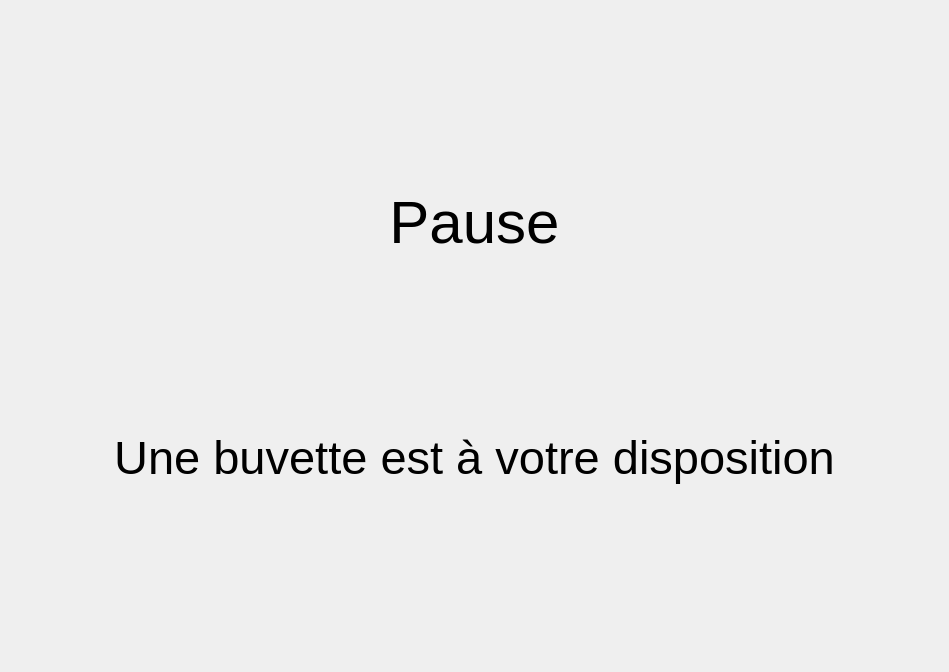
Above: sources/gui/ui/DisplayWindow.ui from Silmaen/EvenementLoto before the change. Below: the same form after it.
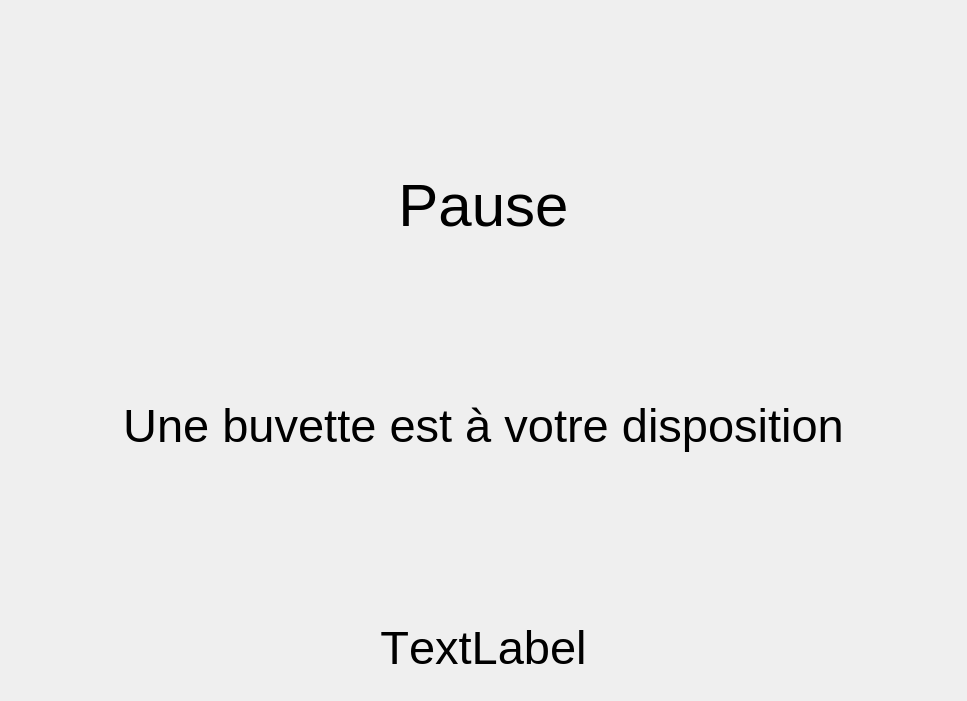
That is the form after the change. The open tabs and pages were chosen to show the change.

Commit message: logo organisateur

Patch:
```diff
--- a/sources/gui/ui/DisplayWindow.ui
+++ b/sources/gui/ui/DisplayWindow.ui
@@ -6,8 +6,8 @@
             <rect>
                 <x>0</x>
                 <y>0</y>
-                <width>930</width>
-                <height>672</height>
+                <width>967</width>
+                <height>701</height>
             </rect>
         </property>
         <property name="font">
@@ -995,58 +995,62 @@
                         </widget>
                         <widget class="QWidget" name="pageEventPause">
                             <layout class="QGridLayout" name="gridLayout_10">
-                                <item row="0" column="0">
-                                    <spacer name="verticalSpacer_4">
+                                <item row="5" column="0">
+                                    <spacer name="verticalSpacer_10">
                                         <property name="orientation">
                                             <enum>Qt::Vertical</enum>
                                         </property>
                                         <property name="sizeHint" stdset="0">
                                             <size>
                                                 <width>20</width>
-                                                <height>153</height>
+                                                <height>40</height>
                                             </size>
                                         </property>
                                     </spacer>
                                 </item>
-                                <item row="1" column="0">
-                                    <widget class="QLabel" name="label_11">
-                                        <property name="font">
-                                            <font>
-                                                <pointsize>45</pointsize>
-                                                <kerning>false</kerning>
-                                            </font>
+                                <item row="5" column="1">
+                                    <widget class="QLabel" name="EP_Logo">
+                                        <property name="sizePolicy">
+                                            <sizepolicy hsizetype="Preferred" vsizetype="Preferred">
+                                                <horstretch>0</horstretch>
+                                                <verstretch>2</verstretch>
+                                            </sizepolicy>
                                         </property>
                                         <property name="text">
-                                            <string>Pause</string>
-                                        </property>
-                                        <property name="scaledContents">
-                                            <bool>true</bool>
+                                            <string>TextLabel</string>
                                         </property>
                                         <property name="alignment">
                                             <set>Qt::AlignCenter</set>
                                         </property>
-                                        <property name="wordWrap">
-                                            <bool>true</bool>
-                                        </property>
-                                        <property name="textInteractionFlags">
-                                            <set>Qt::NoTextInteraction</set>
-                                        </property>
                                     </widget>
                                 </item>
-                                <item row="2" column="0">
-                                    <spacer name="verticalSpacer_5">
+                                <item row="5" column="2">
+                                    <spacer name="verticalSpacer_11">
                                         <property name="orientation">
                                             <enum>Qt::Vertical</enum>
                                         </property>
                                         <property name="sizeHint" stdset="0">
                                             <size>
                                                 <width>20</width>
-                                                <height>154</height>
+                                                <height>40</height>
                                             </size>
                                         </property>
                                     </spacer>
                                 </item>
-                                <item row="3" column="0">
+                                <item row="4" column="0" colspan="3">
+                                    <spacer name="verticalSpacer_6">
+                                        <property name="orientation">
+                                            <enum>Qt::Vertical</enum>
+                                        </property>
+                                        <property name="sizeHint" stdset="0">
+                                            <size>
+                                                <width>20</width>
+                                                <height>153</height>
+                                            </size>
+                                        </property>
+                                    </spacer>
+                                </item>
+                                <item row="3" column="0" colspan="3">
                                     <widget class="QLabel" name="label_2">
                                         <property name="text">
                                             <string>Une buvette est à votre disposition</string>
@@ -1056,8 +1060,46 @@
                                         </property>
                                     </widget>
                                 </item>
-                                <item row="4" column="0">
-                                    <spacer name="verticalSpacer_6">
+                                <item row="2" column="0" colspan="3">
+                                    <spacer name="verticalSpacer_5">
+                                        <property name="orientation">
+                                            <enum>Qt::Vertical</enum>
+                                        </property>
+                                        <property name="sizeHint" stdset="0">
+                                            <size>
+                                                <width>20</width>
+                                                <height>154</height>
+                                            </size>
+                                        </property>
+                                    </spacer>
+                                </item>
+                                <item row="1" column="0" colspan="3">
+                                    <widget class="QLabel" name="label_11">
+                                        <property name="font">
+                                            <font>
+                                                <pointsize>45</pointsize>
+                                                <kerning>false</kerning>
+                                            </font>
+                                        </property>
+                                        <property name="text">
+                                            <string>Pause</string>
+                                        </property>
+                                        <property name="scaledContents">
+                                            <bool>true</bool>
+                                        </property>
+                                        <property name="alignment">
+                                            <set>Qt::AlignCenter</set>
+                                        </property>
+                                        <property name="wordWrap">
+                                            <bool>true</bool>
+                                        </property>
+                                        <property name="textInteractionFlags">
+                                            <set>Qt::NoTextInteraction</set>
+                                        </property>
+                                    </widget>
+                                </item>
+                                <item row="0" column="0" colspan="3">
+                                    <spacer name="verticalSpacer_4">
                                         <property name="orientation">
                                             <enum>Qt::Vertical</enum>
                                         </property>
```
Left out of the diff: 198 changed lines with no effect on the pictures. The commit also changes 2 other files.
